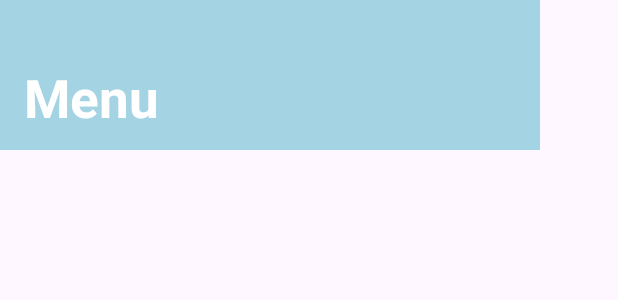
After one commit to First-woosun/cozyIoT, an Android app: the layout nav_header.xml on its own in the app's theme, with its tools: preview values and no code run, on a phone screen of 412 x 824 dp. The commit adds this screen. Shown: the top 300 px of the screen. Run offline under Robolectric (Android 15) with nearby library versions, the phone set to English and light mode, and no system bars.

Commit message:
사이드바 메뉴 레이아웃 추가

```diff
--- /dev/null
+++ b/app/src/main/res/drawable/add_ripple.xml
@@ -0,0 +1,6 @@
+<?xml version="1.0" encoding="utf-8"?>
+<ripple xmlns:android="http://schemas.android.com/apk/res/android"
+    android:color="?attr/colorControlHighlight">
+
+    <item android:drawable="@drawable/add_vector" />
+</ripple>
--- /dev/null
+++ b/app/src/main/res/drawable/sidebar_ripple.xml
@@ -0,0 +1,6 @@
+<?xml version="1.0" encoding="utf-8"?>
+<ripple xmlns:android="http://schemas.android.com/apk/res/android"
+    android:color="?attr/colorControlHighlight">
+
+    <item android:drawable="@drawable/sidebar_vector" />
+</ripple>
--- /dev/null
+++ b/app/src/main/res/layout/nav_header.xml
@@ -0,0 +1,23 @@
+<com.google.android.material.navigation.NavigationView
+    xmlns:android="http://schemas.android.com/apk/res/android"
+    android:layout_width="wrap_content"
+    android:layout_height="100dp"
+    android:background="#A4D3E3"
+    android:padding="16dp">
+
+    <LinearLayout
+        android:orientation="vertical"
+        android:layout_width="match_parent"
+        android:layout_height="match_parent">
+
+        <TextView
+            android:id="@+id/sidebar_Text"
+            android:layout_width="wrap_content"
+            android:layout_height="wrap_content"
+            android:layout_marginTop="25dp"
+            android:text="Menu"
+            android:textSize="35dp"
+            android:textColor="@android:color/white"
+            android:textStyle="bold"/>
+    </LinearLayout>
+</com.google.android.material.navigation.NavigationView>
--- a/app/src/main/res/values/strings.xml
+++ b/app/src/main/res/values/strings.xml
@@ -1,3 +1,5 @@
 <resources>
     <string name="app_name">cozyIoT</string>
+    <string name="navigation_drawer_open">open</string>>
+    <string name="navigation_drawer_close">close</string>
 </resources>
```
Also changed, not shown: app/src/main/java/com/example/cozyiot/HomeActivity.java (+65 -2 lines), app/src/main/java/com/example/cozyiot/Machine/machineDataAdapter.java (+15 -0 lines), app/src/main/res/drawable/add_vector.xml (added, +23 -0 lines), app/src/main/res/drawable/sidebar_vector.xml (added, +26 -0 lines), app/src/main/res/layout/activity_home.xml (+31 -5 lines), app/src/main/res/menu/nav_menu.xml (added, +11 -0 lines), app/src/main/res/drawable/ic_recycle_add.png (deleted).
